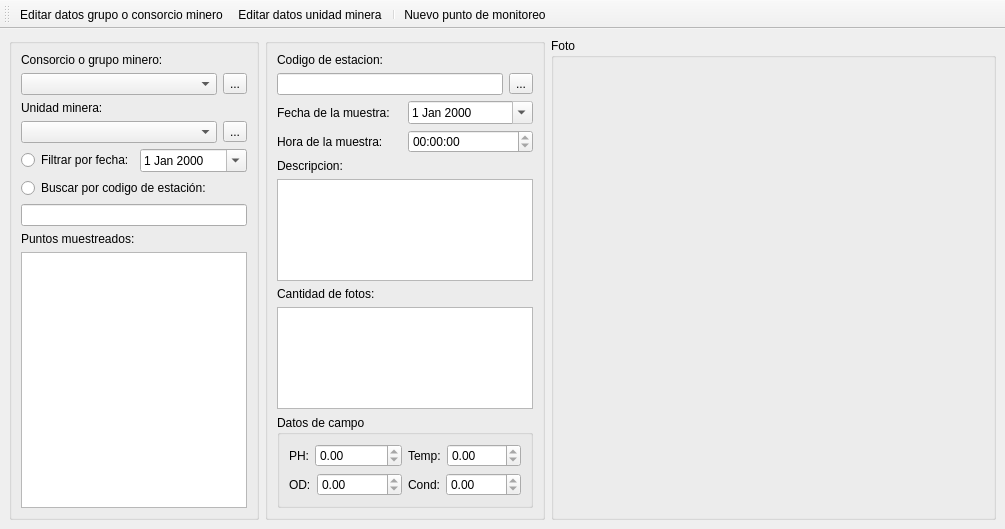
Old version of the form mainwindow.ui in the repository lincolningaroca/SWDataMonitoreo.
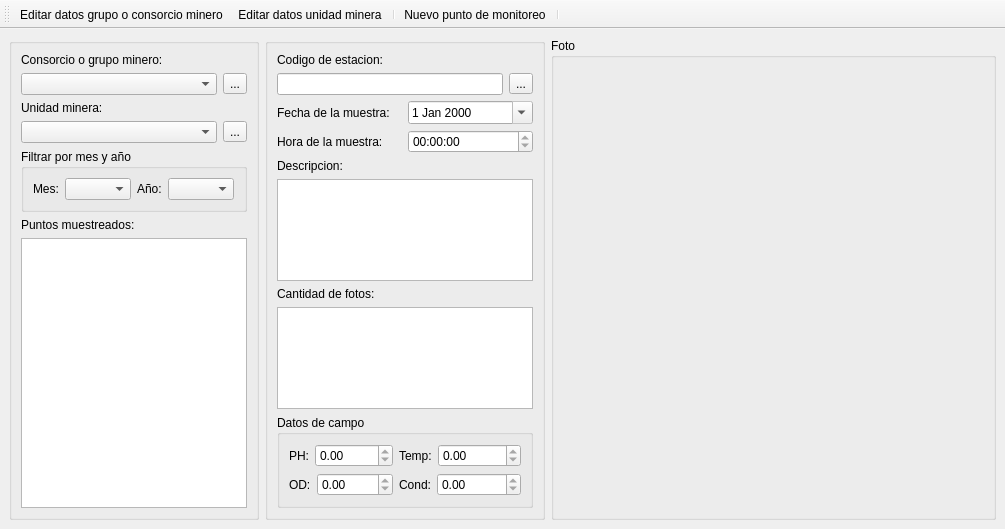
New version of the form. Icons and pictures are not drawn.

```diff
--- a/mainwindow.ui
+++ b/mainwindow.ui
@@ -82,36 +82,37 @@
         </layout>
        </item>
        <item>
-        <layout class="QHBoxLayout" name="horizontalLayout_3">
-         <item>
-          <widget class="QRadioButton" name="rbPorFecha">
-           <property name="text">
-            <string>Filtrar por fecha:</string>
-           </property>
-          </widget>
-         </item>
-         <item>
-          <widget class="QDateEdit" name="dePorFecha">
-           <property name="calendarPopup">
-            <bool>true</bool>
-           </property>
-          </widget>
-         </item>
-        </layout>
-       </item>
-       <item>
+        <widget class="QGroupBox" name="groupBox_5">
+         <property name="title">
+          <string>Filtrar por mes y año</string>
+         </property>
         <layout class="QVBoxLayout" name="verticalLayout">
          <item>
-          <widget class="QRadioButton" name="rbPorNombre">
+           <layout class="QHBoxLayout" name="horizontalLayout_3">
+            <item>
+             <widget class="QLabel" name="label_13">
            <property name="text">
-            <string>Buscar por codigo de estación:</string>
+               <string>Mes:</string>
            </property>
           </widget>
          </item>
          <item>
-          <widget class="QLineEdit" name="txtPorNombre"/>
-         </item>
-        </layout>
+             <widget class="QComboBox" name="cboMeses"/>
+            </item>
+            <item>
+             <widget class="QLabel" name="label_14">
+              <property name="text">
+               <string>Año:</string>
+              </property>
+             </widget>
+            </item>
+            <item>
+             <widget class="QComboBox" name="cboAnios"/>
+            </item>
+           </layout>
+          </item>
+         </layout>
+        </widget>
        </item>
        <item>
         <layout class="QVBoxLayout" name="verticalLayout_4">
@@ -274,6 +275,9 @@
               <property name="readOnly">
                <bool>true</bool>
               </property>
+              <property name="maximum">
+               <double>999.990000000000009</double>
+              </property>
              </widget>
             </item>
            </layout>
@@ -310,6 +314,9 @@
               <property name="readOnly">
                <bool>true</bool>
               </property>
+              <property name="maximum">
+               <double>9999999999.989999771118164</double>
+              </property>
              </widget>
             </item>
            </layout>
@@ -364,6 +371,7 @@
    <addaction name="actionEditar_datos_unidad_minera"/>
    <addaction name="separator"/>
    <addaction name="actionNuevo_punto_de_monitoreo"/>
+   <addaction name="separator"/>
   </widget>
   <action name="actionActualizar_datos">
    <property name="icon">
```
Left out of the diff: 8 changed lines with no effect on the pictures. Lines whose indentation alone changed are shown as unchanged.
